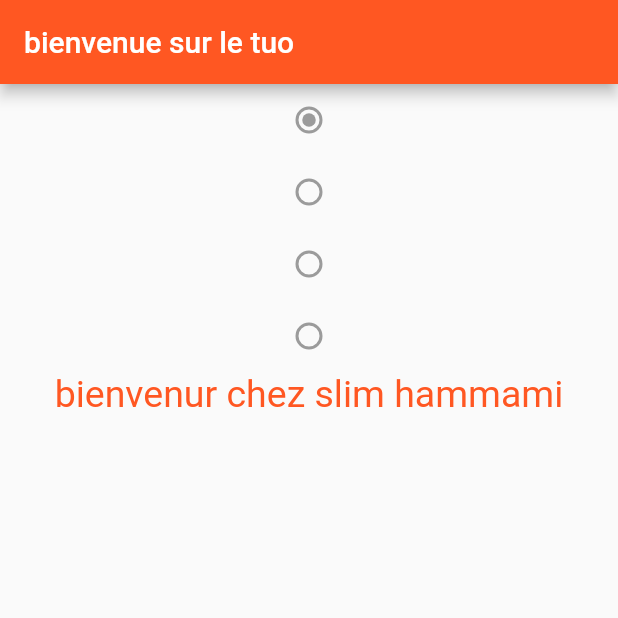
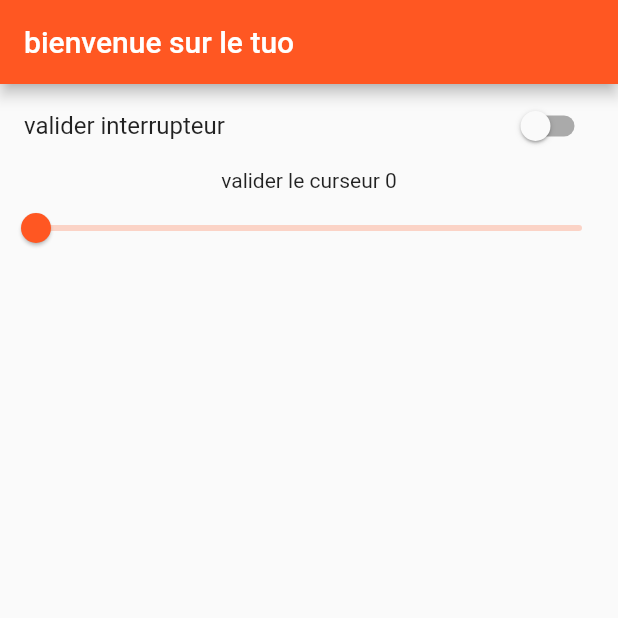
Before and after one commit to sllim637/flutter-repo, a Flutter app: the screen it shows after launch, on a phone screen of 412 x 824 dp, the top half of it. Run offline on Flutter 3.47's test engine with Material 2 defaults, Android fonts, the phone set to English and light mode, and no system bars; missing offline and left inert: dart:ffi.

Commit message:
adding switch button and slider

```diff
--- a/lib/main.dart
+++ b/lib/main.dart
@@ -1,3 +1,5 @@
+import 'dart:ffi';
+
 import 'package:flutter/material.dart';
 
 void main() {
@@ -35,28 +37,26 @@ class soir extends StatefulWidget {
 }
 
 class _soirState extends State<soir> {
-  int val1 =0;
-  int val2 = 0;
-  var info = "hello slim";
-  changeVal1(int s){
+  String info = "bienvenue minsieur/madame";
+  bool val1 = false;
+  bool val2 = false;
+  double val3  = 0.0;
+  void onChangeVal1(bool s){
     setState((){
       val1=s;
     });
   }
-  changeVal2(int t){
+  void onChangeVal2(bool t){
     setState((){
       val2=t;
     });
   }
-  Widget radio(){
-    List <Widget> radio_button = [];
-    for(int i= 0 ;i<4 ; i++){
-      radio_button.add(Radio(value: i, groupValue: val1, onChanged: changeVal1(i)));
-    }
-      Column column = Column(children: radio_button,);
-    return column ;
+  void onChangeVal3(double d){
+    setState((){
+      val3=d;
+    });
+  }
 
-  }
   initState(){
     super.initState();
     info = "bienvenue sur le tuo";
@@ -71,8 +71,11 @@ class _soirState extends State<soir> {
       body: Center(
         child: Column(
           children:<Widget> [
-            radio(),
-            Text("bienvenur chez slim hammami" , style: TextStyle(fontSize: 25 , color: Colors.deepOrange),)
+
+            SwitchListTile(value: val2, onChanged: onChangeVal2, activeColor: Colors.green ,
+              title: Text("valider interrupteur ")),
+            Text("valider le curseur ${(val3*100).round()}"),
+            Slider(value: val3, onChanged: onChangeVal3,)
           ],
         ),
       ),
```
